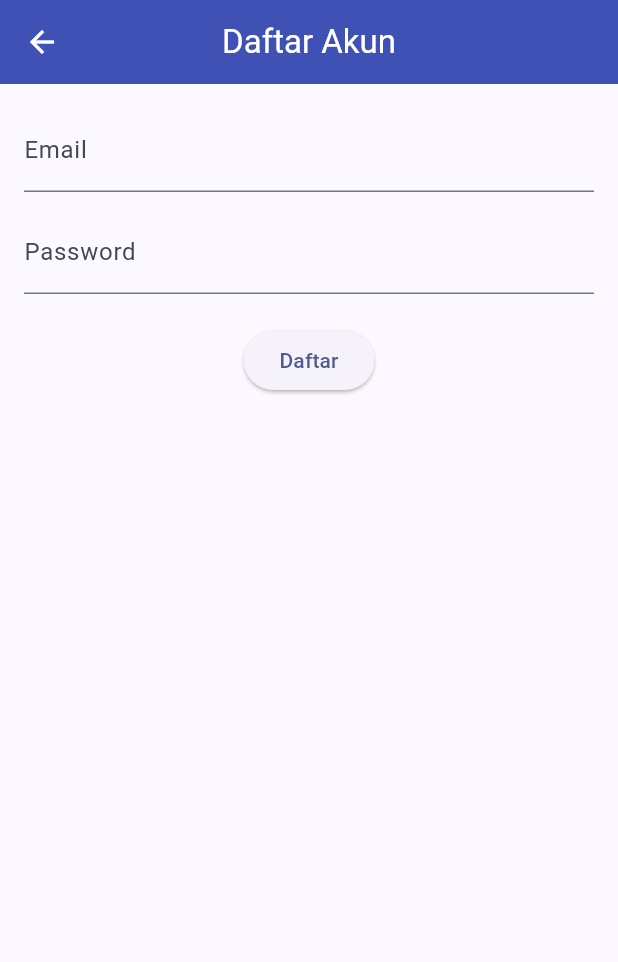
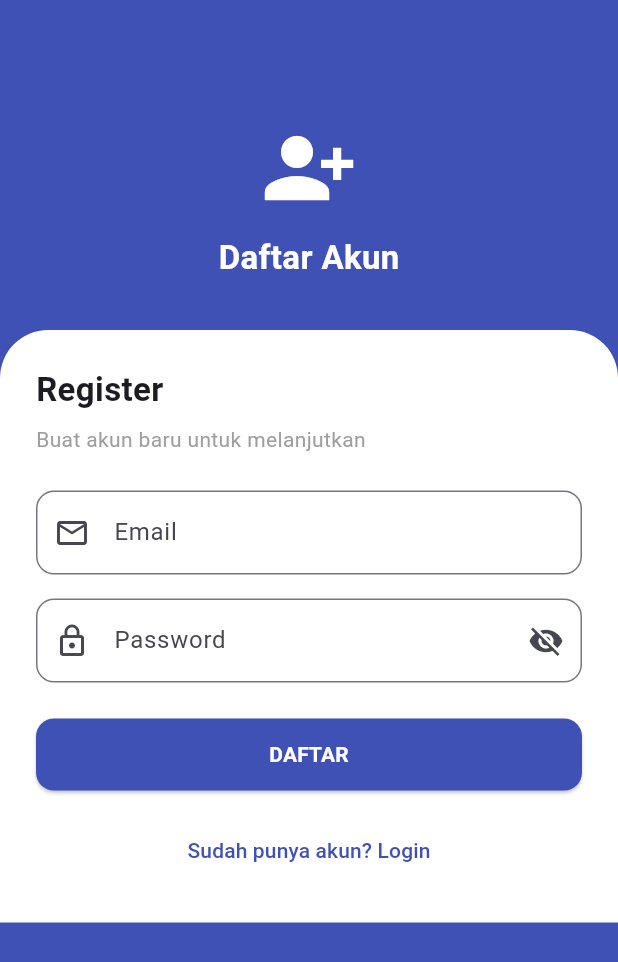
Before and after one commit to Dindaafrilia/absensi_organisasi, a Flutter app: the RegisterScreen screen opened directly, on a phone screen of 412 x 824 dp. Shown: the top 962 px of the screen. Run offline on Flutter 3.47's test engine with Material 3 defaults, Android fonts, the phone set to English and light mode, and no system bars; our stand-ins replace cloud_firestore, firebase_auth, firebase_core, fl_chart; accounts and stored records are empty; network calls fail.

Commit message:
Final update before submission

```diff
--- a/lib/screens/auth/login_screen.dart
+++ b/lib/screens/auth/login_screen.dart
@@ -1,6 +1,7 @@
 import 'package:flutter/material.dart';
 import 'package:provider/provider.dart';
 import '../../providers/auth_provider.dart';
+import 'register_screen.dart';
 
 class LoginScreen extends StatefulWidget {
   const LoginScreen({super.key});
@@ -21,6 +22,7 @@ class _LoginScreenState extends State<LoginScreen> {
     final auth = Provider.of<AuthProvider>(context, listen: false);
 
     return Scaffold(
+      backgroundColor: Colors.white,
       body: Column(
         children: [
           // ================= HEADER GRADIENT =================
@@ -36,7 +38,9 @@ class _LoginScreenState extends State<LoginScreen> {
                 begin: Alignment.topLeft,
                 end: Alignment.bottomRight,
               ),
-              borderRadius: BorderRadius.vertical(bottom: Radius.circular(32)),
+              borderRadius: BorderRadius.vertical(
+                bottom: Radius.circular(32),
+              ),
             ),
             child: Column(
               mainAxisAlignment: MainAxisAlignment.center,
@@ -47,7 +51,8 @@ class _LoginScreenState extends State<LoginScreen> {
                   backgroundColor: Colors.white,
                   child: CircleAvatar(
                     radius: 40,
-                    backgroundImage: AssetImage('assets/images/logo.jpeg'),
+                    backgroundImage:
+                        AssetImage('assets/images/logo.jpeg'),
                   ),
                 ),
                 const SizedBox(height: 12),
@@ -72,7 +77,10 @@ class _LoginScreenState extends State<LoginScreen> {
                 children: [
                   const Text(
                     'Login',
-                    style: TextStyle(fontSize: 22, fontWeight: FontWeight.bold),
+                    style: TextStyle(
+                      fontSize: 22,
+                      fontWeight: FontWeight.bold,
+                    ),
                   ),
                   const SizedBox(height: 8),
                   const Text(
@@ -81,27 +89,34 @@ class _LoginScreenState extends State<LoginScreen> {
                   ),
                   const SizedBox(height: 24),
 
+                  // ===== EMAIL =====
                   TextField(
                     controller: _emailController,
                     decoration: InputDecoration(
                       labelText: 'Email',
-                      prefixIcon: const Icon(Icons.email_outlined),
+                      prefixIcon:
+                          const Icon(Icons.email_outlined),
                       border: OutlineInputBorder(
-                        borderRadius: BorderRadius.circular(12),
+                        borderRadius:
+                            BorderRadius.circular(12),
                       ),
                     ),
                   ),
                   const SizedBox(height: 16),
 
+                  // ===== PASSWORD =====
                   TextField(
                     controller: _passwordController,
                     obscureText: _obscure,
                     decoration: InputDecoration(
                       labelText: 'Password',
-                      prefixIcon: const Icon(Icons.lock_outline),
+                      prefixIcon:
+                          const Icon(Icons.lock_outline),
                       suffixIcon: IconButton(
                         icon: Icon(
-                          _obscure ? Icons.visibility_off : Icons.visibility,
+                          _obscure
+                              ? Icons.visibility_off
+                              : Icons.visibility,
                         ),
                         onPressed: () {
                           setState(() {
@@ -110,49 +125,90 @@ class _LoginScreenState extends State<LoginScreen> {
                         },
                       ),
                       border: OutlineInputBorder(
-                        borderRadius: BorderRadius.circular(12),
+                        borderRadius:
+                            BorderRadius.circular(12),
                       ),
                     ),
                   ),
                   const SizedBox(height: 24),
 
+                  // ===== BUTTON LOGIN =====
                   SizedBox(
                     width: double.infinity,
                     height: 48,
                     child: ElevatedButton(
                       style: ElevatedButton.styleFrom(
-                        backgroundColor: const Color(0xFF185A9D),
+                        backgroundColor:
+                            const Color(0xFF185A9D),
                         shape: RoundedRectangleBorder(
-                          borderRadius: BorderRadius.circular(12),
+                          borderRadius:
+                              BorderRadius.circular(12),
                         ),
                       ),
                       onPressed: _isLoading
                           ? null
                           : () async {
-                              setState(() => _isLoading = true);
+                              setState(
+                                  () => _isLoading = true);
 
-                              final error = await auth.signIn(
-                                _emailController.text.trim(),
-                                _passwordController.text.trim(),
+                              final error =
+                                  await auth.signIn(
+                                _emailController.text
+                                    .trim(),
+                                _passwordController.text
+                                    .trim(),
                               );
 
-                              setState(() => _isLoading = false);
+                              setState(
+                                  () => _isLoading = false);
 
-                              if (error != null && mounted) {
+                              if (error != null &&
+                                  mounted) {
                                 ScaffoldMessenger.of(
-                                  context,
-                                ).showSnackBar(SnackBar(content: Text(error)));
+                                        context)
+                                    .showSnackBar(
+                                  SnackBar(
+                                      content: Text(
+                                          error)),
+                                );
                               }
                             },
                       child: _isLoading
-                          ? const CircularProgressIndicator(color: Colors.white)
+                          ? const CircularProgressIndicator(
+                              color: Colors.white,
+                            )
                           : const Text(
                               'LOGIN',
                               style: TextStyle(
                                 color: Colors.white,
-                                fontWeight: FontWeight.bold,
+                                fontWeight:
+                                    FontWeight.bold,
                               ),
                             ),
+                    ),
+                  ),
+
+                  const SizedBox(height: 16),
+
+                  // ===== REGISTER BUTTON =====
+                  Center(
+                    child: TextButton(
+                      onPressed: () {
+                        Navigator.push(
+                          context,
+                          MaterialPageRoute(
+                            builder: (_) =>
+                                const RegisterScreen(),
+                          ),
+                        );
+                      },
+                      child: const Text(
+                        'Belum punya akun? Daftar',
+                        style: TextStyle(
+                          color: Color(0xFF185A9D),
+                          fontWeight: FontWeight.w600,
+                        ),
+                      ),
                     ),
                   ),
                 ],
--- a/lib/screens/auth/register_screen.dart
+++ b/lib/screens/auth/register_screen.dart
@@ -3,60 +3,164 @@ import 'package:provider/provider.dart';
 import '../../providers/auth_provider.dart';
 
 class RegisterScreen extends StatefulWidget {
+  const RegisterScreen({super.key});
+
   @override
   State<RegisterScreen> createState() => _RegisterScreenState();
 }
 
 class _RegisterScreenState extends State<RegisterScreen> {
-  final TextEditingController _emailController = TextEditingController();
-  final TextEditingController _passwordController = TextEditingController();
-  bool _loading = false;
+  final _emailController = TextEditingController();
+  final _passwordController = TextEditingController();
+
+  bool _isLoading = false;
+  bool _obscure = true;
 
   @override
   Widget build(BuildContext context) {
-    final authProvider = Provider.of<AuthProvider>(context, listen: false);
+    final auth = Provider.of<AuthProvider>(context, listen: false);
 
     return Scaffold(
-      appBar: AppBar(
-        title: Text('Daftar Akun'),
-      ),
-      body: Padding(
-        padding: EdgeInsets.all(16),
+      backgroundColor: Colors.indigo,
+      body: SingleChildScrollView(
         child: Column(
           children: [
+            // ===== HEADER =====
+            Container(
+              height: 220,
+              width: double.infinity,
+              padding: const EdgeInsets.only(top: 80),
+              child: Column(
+                children: const [
+                  Icon(Icons.person_add_alt_1, size: 64, color: Colors.white),
+                  SizedBox(height: 12),
+                  Text(
+                    'Daftar Akun',
+                    style: TextStyle(
+                      color: Colors.white,
+                      fontSize: 22,
+                      fontWeight: FontWeight.bold,
+                    ),
+                  ),
+                ],
+              ),
+            ),
+
+            // ===== CARD REGISTER =====
+            Container(
+              padding: const EdgeInsets.all(24),
+              decoration: const BoxDecoration(
+                color: Colors.white,
+                borderRadius: BorderRadius.vertical(top: Radius.circular(32)),
+              ),
+              child: Column(
+                crossAxisAlignment: CrossAxisAlignment.start,
+                children: [
+                  const Text(
+                    'Register',
+                    style: TextStyle(fontSize: 22, fontWeight: FontWeight.bold),
+                  ),
+                  const SizedBox(height: 8),
+                  const Text(
+                    'Buat akun baru untuk melanjutkan',
+                    style: TextStyle(color: Colors.grey),
+                  ),
+                  const SizedBox(height: 24),
+
+                  // ===== EMAIL =====
                   TextField(
                     controller: _emailController,
-              decoration: InputDecoration(labelText: 'Email'),
+                    decoration: InputDecoration(
+                      labelText: 'Email',
+                      prefixIcon: const Icon(Icons.email_outlined),
+                      border: OutlineInputBorder(
+                        borderRadius: BorderRadius.circular(12),
                       ),
-            SizedBox(height: 12),
+                    ),
+                  ),
+                  const SizedBox(height: 16),
+
+                  // ===== PASSWORD =====
                   TextField(
                     controller: _passwordController,
-              decoration: InputDecoration(labelText: 'Password'),
-              obscureText: true,
+                    obscureText: _obscure,
+                    decoration: InputDecoration(
+                      labelText: 'Password',
+                      prefixIcon: const Icon(Icons.lock_outline),
+                      suffixIcon: IconButton(
+                        icon: Icon(
+                          _obscure ? Icons.visibility_off : Icons.visibility,
                         ),
-            SizedBox(height: 20),
-            _loading
-                ? CircularProgressIndicator()
-                : ElevatedButton(
-                    onPressed: () async {
-                      setState(() => _loading = true);
+                        onPressed: () {
+                          setState(() {
+                            _obscure = !_obscure;
+                          });
+                        },
+                      ),
+                      border: OutlineInputBorder(
+                        borderRadius: BorderRadius.circular(12),
+                      ),
+                    ),
+                  ),
+                  const SizedBox(height: 24),
 
-                      final error = await authProvider.register(
+                  // ===== BUTTON REGISTER =====
+                  SizedBox(
+                    width: double.infinity,
+                    height: 48,
+                    child: ElevatedButton(
+                      style: ElevatedButton.styleFrom(
+                        backgroundColor: Colors.indigo,
+                        shape: RoundedRectangleBorder(
+                          borderRadius: BorderRadius.circular(12),
+                        ),
+                      ),
+                      onPressed: _isLoading
+                          ? null
+                          : () async {
+                              setState(() => _isLoading = true);
+
+                              final error = await auth.register(
                                 _emailController.text.trim(),
                                 _passwordController.text.trim(),
                               );
 
-                      setState(() => _loading = false);
+                              setState(() => _isLoading = false);
 
-                      if (error != null) {
-                        ScaffoldMessenger.of(context).showSnackBar(
-                          SnackBar(content: Text(error)),
-                        );
+                              if (error != null && mounted) {
+                                ScaffoldMessenger.of(
+                                  context,
+                                ).showSnackBar(SnackBar(content: Text(error)));
                               } else {
                                 Navigator.pop(context); // balik ke login
                               }
                             },
-                    child: Text('Daftar'),
+                      child: _isLoading
+                          ? const CircularProgressIndicator(color: Colors.white)
+                          : const Text(
+                              'DAFTAR',
+                              style: TextStyle(
+                                fontWeight: FontWeight.bold,
+                                color: Colors.white,
+                              ),
+                            ),
+                    ),
+                  ),
+
+                  const SizedBox(height: 16),
+
+                  // ===== BACK TO LOGIN =====
+                  Center(
+                    child: TextButton(
+                      onPressed: () => Navigator.pop(context),
+                      child: const Text(
+                        'Sudah punya akun? Login',
+                        style: TextStyle(color: Colors.indigo),
+                      ),
+                    ),
+                  ),
+                ],
+              ),
             ),
           ],
         ),
```
Also changed, not shown: 1 other file. Lines whose indentation alone changed are shown as unchanged.
